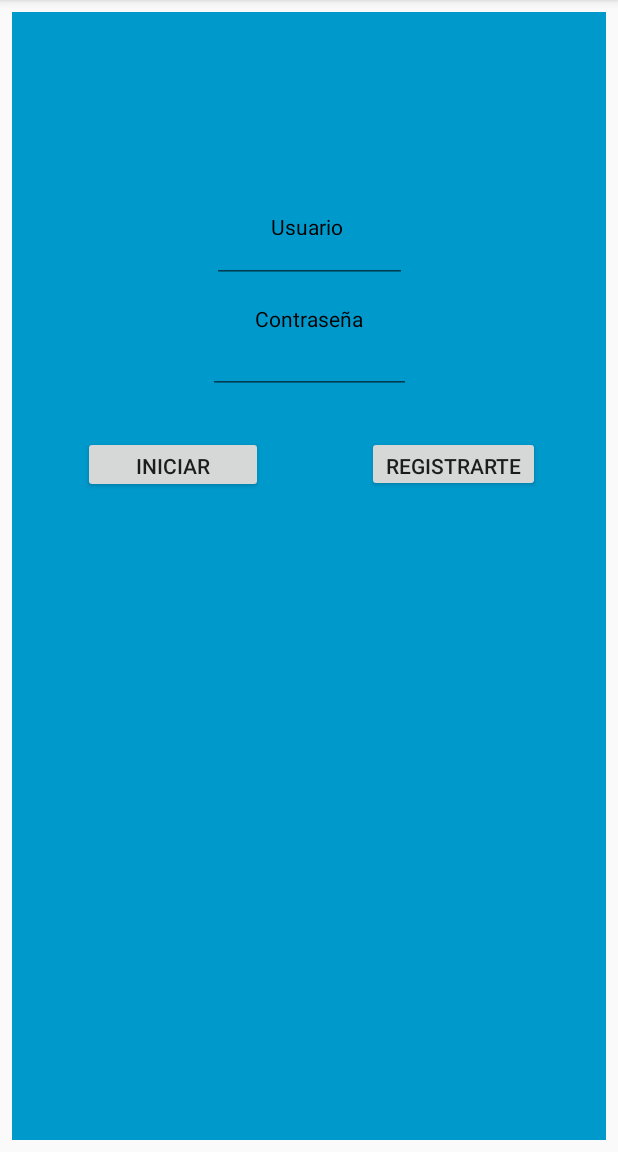
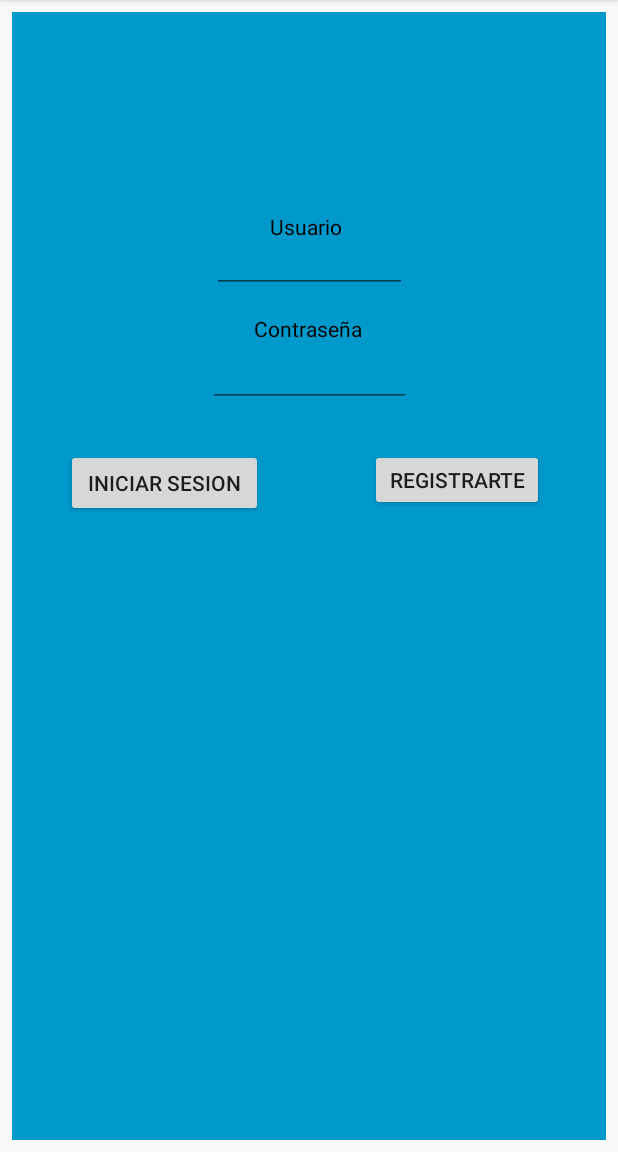
Before and after one commit to sacksrock/Android2, an Android app: the screen it shows after launch (MainActivity), on a phone screen of 412 x 824 dp, the part 84-1236 px from its top. Run offline under Robolectric (Android 15) with nearby library versions, the phone set to English and light mode, and no system bars.

Commit message:
Arreglos visuales

```diff
--- a/milib/src/main/res/layout/fragment_login.xml
+++ b/milib/src/main/res/layout/fragment_login.xml
@@ -14,13 +14,13 @@
 
         <Button
             android:id="@+id/btnRegistrar"
-            android:layout_width="115dp"
-            android:layout_height="37dp"
+            android:layout_width="116dp"
+            android:layout_height="41dp"
             android:layout_marginLeft="8dp"
             android:layout_marginRight="8dp"
             android:layout_marginTop="28dp"
             android:text="Registrarte"
-            app:layout_constraintHorizontal_bias="0.627"
+            app:layout_constraintHorizontal_bias="0.658"
             app:layout_constraintLeft_toRightOf="@+id/btnLogin"
             app:layout_constraintRight_toRightOf="parent"
             app:layout_constraintTop_toBottomOf="@+id/editConstrasena"
@@ -30,9 +30,9 @@
 
         <Button
             android:id="@+id/btnLogin"
-            android:layout_width="120dp"
-            android:layout_height="38dp"
-            android:layout_marginLeft="47dp"
+            android:layout_width="131dp"
+            android:layout_height="45dp"
+            android:layout_marginLeft="36dp"
             android:layout_marginTop="28dp"
             android:text="Iniciar Sesion"
             app:layout_constraintLeft_toLeftOf="parent"
@@ -57,8 +57,8 @@
 
         <TextView
             android:id="@+id/txtContrasena"
-            android:layout_width="wrap_content"
-            android:layout_height="wrap_content"
+            android:layout_width="75dp"
+            android:layout_height="21dp"
             android:layout_marginLeft="8dp"
             android:layout_marginRight="8dp"
             android:layout_marginTop="14dp"
@@ -66,7 +66,8 @@
             android:textColor="@android:color/background_dark"
             app:layout_constraintLeft_toLeftOf="parent"
             app:layout_constraintRight_toRightOf="parent"
-            app:layout_constraintTop_toBottomOf="@+id/editUsuario" />
+            app:layout_constraintTop_toBottomOf="@+id/editUsuario"
+            app:layout_constraintHorizontal_bias="0.503" />
 
         <EditText
             android:id="@+id/editUsuario"
@@ -83,8 +84,8 @@
 
         <TextView
             android:id="@+id/txtUsuario"
-            android:layout_width="51dp"
-            android:layout_height="15dp"
+            android:layout_width="52dp"
+            android:layout_height="22dp"
             android:layout_marginLeft="8dp"
             android:layout_marginRight="8dp"
             android:layout_marginTop="133dp"
```
Also changed, not shown: milib/src/main/res/layout/fragment_register2.xml (+6 -6 lines).
